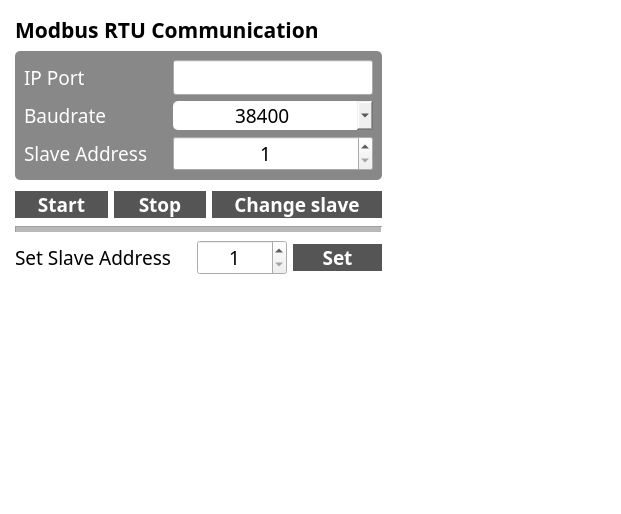
The window that ui/modbus_form.ui (PlanA2G/datc_user_interface) describes before a commit, drawn with Qt 5.
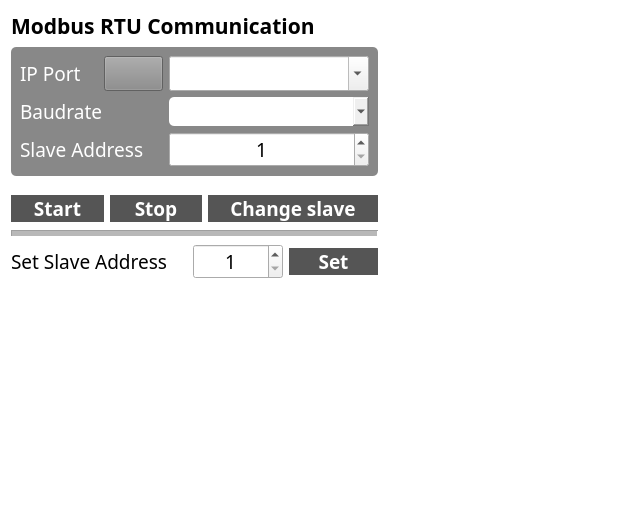
The same window after the commit. Icons and pictures are not drawn.

Commit message: update: search serial COM port name in Window

The edit to the form file:
```diff
--- a/ui/modbus_form.ui
+++ b/ui/modbus_form.ui
@@ -23,6 +23,15 @@
 	border-radius:5px;
 }
 
+#comboBox_serial_port {
+	border-radius:5px;
+    text-align: center;
+}
+
+#pushButton_modbus_refresh {
+	background-color:#888888;
+}
+
 #line{
 	color:#555555;
 }
@@ -74,14 +83,8 @@
 
 </string>
   </property>
-  <layout class="QGridLayout" name="gridLayout">
-   <property name="leftMargin">
-    <number>15</number>
-   </property>
-   <property name="topMargin">
-    <number>15</number>
-   </property>
-   <item row="0" column="0">
+  <layout class="QHBoxLayout" name="horizontalLayout_3">
+   <item>
     <layout class="QVBoxLayout" name="verticalLayout">
      <item>
       <widget class="QLabel" name="label">
@@ -110,7 +113,20 @@
        <property name="frameShadow">
         <enum>QFrame::Raised</enum>
        </property>
-       <layout class="QGridLayout" name="gridLayout_2">
+       <layout class="QGridLayout" name="gridLayout">
+        <item row="2" column="0" colspan="2">
+         <widget class="QLabel" name="label_3">
+          <property name="font">
+           <font>
+            <family>Noto Sans KR Medium</family>
+            <pointsize>14</pointsize>
+           </font>
+          </property>
+          <property name="text">
+           <string>Slave Address    </string>
+          </property>
+         </widget>
+        </item>
         <item row="0" column="0">
          <widget class="QLabel" name="label_1">
           <property name="font">
@@ -124,10 +140,306 @@
           </property>
          </widget>
         </item>
-        <item row="0" column="1">
-         <widget class="QLineEdit" name="lineEdit_serial_port">
+        <item row="1" column="2">
+         <widget class="QComboBox" name="comboBox_baudrate">
+          <property name="palette">
+           <palette>
+            <active/>
+            <inactive/>
+            <disabled/>
+           </palette>
+          </property>
+          <property name="font">
+           <font>
+            <family>Noto Sans KR Medium</family>
+            <pointsize>14</pointsize>
+           </font>
+          </property>
+          <property name="styleSheet">
+           <string notr="true"/>
+          </property>
+          <property name="editable">
+           <bool>false</bool>
+          </property>
+          <property name="currentText">
+           <string/>
+          </property>
+          <property name="currentIndex">
+           <number>-1</number>
+          </property>
+          <property name="insertPolicy">
+           <enum>QComboBox::InsertAtBottom</enum>
+          </property>
+          <property name="placeholderText">
+           <string/>
+          </property>
+          <property name="frame">
+           <bool>true</bool>
+          </property>
+          <property name="modelColumn">
+           <number>0</number>
+          </property>
+         </widget>
+        </item>
+        <item row="1" column="0" colspan="2">
+         <widget class="QLabel" name="label_2">
+          <property name="font">
+           <font>
+            <family>Noto Sans KR Medium</family>
+            <pointsize>14</pointsize>
+           </font>
+          </property>
+          <property name="text">
+           <string>Baudrate</string>
+          </property>
+         </widget>
+        </item>
+        <item row="0" column="1" alignment="Qt::AlignRight">
+         <widget class="QPushButton" name="pushButton_modbus_refresh">
+          <property name="palette">
+           <palette>
+            <active>
+             <colorrole role="WindowText">
+              <brush brushstyle="SolidPattern">
+               <color alpha="255">
+                <red>255</red>
+                <green>255</green>
+                <blue>255</blue>
+               </color>
+              </brush>
+             </colorrole>
+             <colorrole role="Button">
+              <brush brushstyle="SolidPattern">
+               <color alpha="255">
+                <red>136</red>
+                <green>136</green>
+                <blue>136</blue>
+               </color>
+              </brush>
+             </colorrole>
+             <colorrole role="Text">
+              <brush brushstyle="SolidPattern">
+               <color alpha="255">
+                <red>255</red>
+                <green>255</green>
+                <blue>255</blue>
+               </color>
+              </brush>
+             </colorrole>
+             <colorrole role="ButtonText">
+              <brush brushstyle="SolidPattern">
+               <color alpha="255">
+                <red>255</red>
+                <green>255</green>
+                <blue>255</blue>
+               </color>
+              </brush>
+             </colorrole>
+             <colorrole role="Base">
+              <brush brushstyle="SolidPattern">
+               <color alpha="255">
+                <red>136</red>
+                <green>136</green>
+                <blue>136</blue>
+               </color>
+              </brush>
+             </colorrole>
+             <colorrole role="Window">
+              <brush brushstyle="SolidPattern">
+               <color alpha="255">
+                <red>136</red>
+                <green>136</green>
+                <blue>136</blue>
+               </color>
+              </brush>
+             </colorrole>
+             <colorrole role="PlaceholderText">
+              <brush brushstyle="SolidPattern">
+               <color alpha="128">
+                <red>255</red>
+                <green>255</green>
+                <blue>255</blue>
+               </color>
+              </brush>
+             </colorrole>
+            </active>
+            <inactive>
+             <colorrole role="WindowText">
+              <brush brushstyle="SolidPattern">
+               <color alpha="255">
+                <red>255</red>
+                <green>255</green>
+                <blue>255</blue>
+               </color>
+              </brush>
+             </colorrole>
+             <colorrole role="Button">
+              <brush brushstyle="SolidPattern">
+               <color alpha="255">
+                <red>136</red>
+                <green>136</green>
+                <blue>136</blue>
+               </color>
+              </brush>
+             </colorrole>
+             <colorrole role="Text">
+              <brush brushstyle="SolidPattern">
+               <color alpha="255">
+                <red>255</red>
+                <green>255</green>
+                <blue>255</blue>
+               </color>
+              </brush>
+             </colorrole>
+             <colorrole role="ButtonText">
+              <brush brushstyle="SolidPattern">
+               <color alpha="255">
+                <red>255</red>
+                <green>255</green>
+                <blue>255</blue>
+               </color>
+              </brush>
+             </colorrole>
+             <colorrole role="Base">
+              <brush brushstyle="SolidPattern">
+               <color alpha="255">
+                <red>136</red>
+                <green>136</green>
+                <blue>136</blue>
+               </color>
+              </brush>
+             </colorrole>
+             <colorrole role="Window">
+              <brush brushstyle="SolidPattern">
+               <color alpha="255">
+                <red>136</red>
+                <green>136</green>
+                <blue>136</blue>
+               </color>
+              </brush>
+             </colorrole>
+             <colorrole role="PlaceholderText">
+              <brush brushstyle="SolidPattern">
+               <color alpha="128">
+                <red>255</red>
+                <green>255</green>
+                <blue>255</blue>
+               </color>
+              </brush>
+             </colorrole>
+            </inactive>
+            <disabled>
+             <colorrole role="WindowText">
+              <brush brushstyle="SolidPattern">
+               <color alpha="255">
+                <red>255</red>
+                <green>255</green>
+                <blue>255</blue>
+               </color>
+              </brush>
+             </colorrole>
+             <colorrole role="Button">
+              <brush brushstyle="SolidPattern">
+               <color alpha="255">
+                <red>136</red>
+                <green>136</green>
+                <blue>136</blue>
+               </color>
+              </brush>
+             </colorrole>
+             <colorrole role="Text">
+              <brush brushstyle="SolidPattern">
+               <color alpha="255">
+                <red>255</red>
+                <green>255</green>
+                <blue>255</blue>
+               </color>
+              </brush>
+             </colorrole>
+             <colorrole role="ButtonText">
+              <brush brushstyle="SolidPattern">
+               <color alpha="255">
+                <red>255</red>
+                <green>255</green>
+                <blue>255</blue>
+               </color>
+              </brush>
+             </colorrole>
+             <colorrole role="Base">
+              <brush brushstyle="SolidPattern">
+               <color alpha="255">
+                <red>136</red>
+                <green>136</green>
+                <blue>136</blue>
+               </color>
+              </brush>
+             </colorrole>
+             <colorrole role="Window">
+              <brush brushstyle="SolidPattern">
+               <color alpha="255">
+                <red>136</red>
+                <green>136</green>
+                <blue>136</blue>
+               </color>
+              </brush>
+             </colorrole>
+             <colorrole role="PlaceholderText">
+              <brush brushstyle="SolidPattern">
+               <color alpha="128">
+                <red>255</red>
+                <green>255</green>
+                <blue>255</blue>
+               </color>
+              </brush>
+             </colorrole>
+            </disabled>
+           </palette>
+          </property>
+          <property name="font">
+           <font>
+            <family>Noto Sans KR Medium</family>
+            <pointsize>14</pointsize>
+            <bold>true</bold>
+           </font>
+          </property>
+          <property name="text">
+           <string/>
+          </property>
+          <property name="icon">
+           <iconset resource="../asset/feather_icon/resource.qrc">
+            <normaloff>:/white_icons/white/refresh-cw.svg</normaloff>:/white_icons/white/refresh-cw.svg</iconset>
+          </property>
+          <property name="iconSize">
+           <size>
+            <width>20</width>
+            <height>20</height>
+           </size>
+          </property>
+         </widget>
+        </item>
+        <item row="2" column="2">
+         <widget class="QSpinBox" name="spinBox_slave_addr">
+          <property name="font">
+           <font>
+            <family>Noto Sans KR Medium</family>
+            <pointsize>14</pointsize>
+           </font>
+          </property>
+          <property name="alignment">
+           <set>Qt::AlignCenter</set>
+          </property>
+          <property name="minimum">
+           <number>1</number>
+          </property>
+          <property name="value">
+           <number>1</number>
+          </property>
+         </widget>
+        </item>
+        <item row="0" column="2">
+         <widget class="QComboBox" name="comboBox_serial_port">
           <property name="sizePolicy">
-           <sizepolicy hsizetype="Minimum" vsizetype="Fixed">
+           <sizepolicy hsizetype="Fixed" vsizetype="Fixed">
             <horstretch>0</horstretch>
             <verstretch>0</verstretch>
            </sizepolicy>
@@ -138,32 +450,12 @@
             <height>0</height>
            </size>
           </property>
-          <property name="font">
-           <font>
-            <family>Noto Sans KR Medium</family>
-            <pointsize>14</pointsize>
-           </font>
+          <property name="maximumSize">
+           <size>
+            <width>200</width>
+            <height>16777215</height>
+           </size>
           </property>
-          <property name="alignment">
-           <set>Qt::AlignCenter</set>
-          </property>
-         </widget>
-        </item>
-        <item row="1" column="0">
-         <widget class="QLabel" name="label_2">
-          <property name="font">
-           <font>
-            <family>Noto Sans KR Medium</family>
-            <pointsize>14</pointsize>
-           </font>
-          </property>
-          <property name="text">
-           <string>Baudrate</string>
-          </property>
-         </widget>
-        </item>
-        <item row="1" column="1">
-         <widget class="QComboBox" name="comboBox_baudrate">
           <property name="palette">
            <palette>
             <active/>
@@ -175,19 +467,20 @@
            <font>
             <family>Noto Sans KR Medium</family>
             <pointsize>14</pointsize>
+            <bold>true</bold>
            </font>
           </property>
           <property name="styleSheet">
            <string notr="true"/>
           </property>
           <property name="editable">
-           <bool>false</bool>
+           <bool>true</bool>
           </property>
           <property name="currentText">
-           <string>38400</string>
+           <string/>
           </property>
           <property name="currentIndex">
-           <number>0</number>
+           <number>-1</number>
           </property>
           <property name="insertPolicy">
            <enum>QComboBox::InsertAtBottom</enum>
@@ -200,43 +493,6 @@
           </property>
           <property name="modelColumn">
            <number>0</number>
-          </property>
-          <item>
-           <property name="text">
-            <string>38400</string>
-           </property>
-          </item>
-         </widget>
-        </item>
-        <item row="2" column="0">
-         <widget class="QLabel" name="label_3">
-          <property name="font">
-           <font>
-            <family>Noto Sans KR Medium</family>
-            <pointsize>14</pointsize>
-           </font>
-          </property>
-          <property name="text">
-           <string>Slave Address    </string>
-          </property>
-         </widget>
-        </item>
-        <item row="2" column="1">
-         <widget class="QSpinBox" name="spinBox_slave_addr">
-          <property name="font">
-           <font>
-            <family>Noto Sans KR Medium</family>
-            <pointsize>14</pointsize>
-           </font>
-          </property>
-          <property name="alignment">
-           <set>Qt::AlignCenter</set>
-          </property>
-          <property name="minimum">
-           <number>1</number>
-          </property>
-          <property name="value">
-           <number>1</number>
           </property>
          </widget>
         </item>
@@ -259,7 +515,7 @@
        <property name="sizeHint" stdset="0">
         <size>
          <width>20</width>
-         <height>5</height>
+         <height>13</height>
         </size>
        </property>
       </spacer>
@@ -1223,7 +1479,7 @@
      </item>
     </layout>
    </item>
-   <item row="0" column="1">
+   <item>
     <spacer name="horizontalSpacer">
      <property name="orientation">
       <enum>Qt::Horizontal</enum>
```
Left out of the diff: 4 changed lines with no effect on the pictures. The commit also changes 5 other files.
